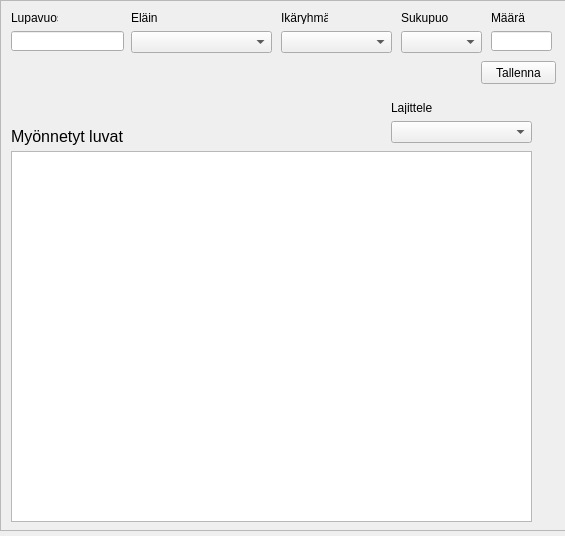
The window that desktopApp/ui/licenseTab.ui (eeroleppalehto/Jahtirekisteri) describes before a commit, drawn with Qt 5.
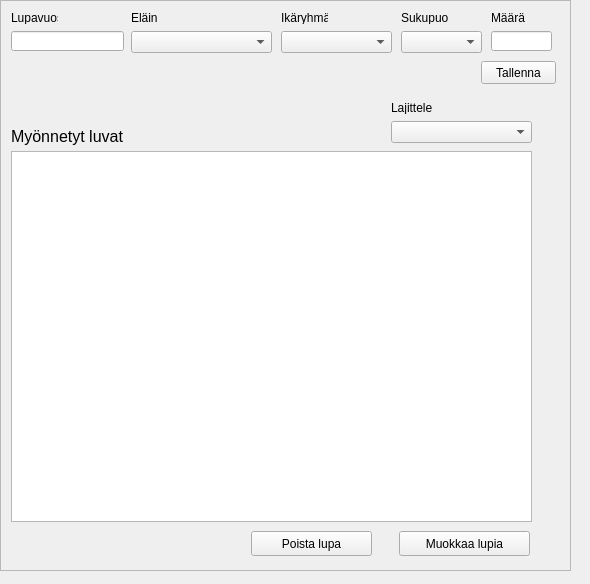
The same window after the commit.

Commit message: Add QPushButtons for edit and remove license modules

The edit to the form file:
```diff
--- a/desktopApp/ui/licenseTab.ui
+++ b/desktopApp/ui/licenseTab.ui
@@ -6,8 +6,8 @@
    <rect>
     <x>0</x>
     <y>0</y>
-    <width>565</width>
-    <height>536</height>
+    <width>590</width>
+    <height>584</height>
    </rect>
   </property>
   <widget class="QScrollArea" name="scrollArea">
@@ -16,7 +16,7 @@
      <x>0</x>
      <y>0</y>
      <width>571</width>
-     <height>531</height>
+     <height>571</height>
     </rect>
    </property>
    <property name="widgetResizable">
@@ -27,8 +27,8 @@
      <rect>
       <x>0</x>
       <y>0</y>
-      <width>567</width>
-      <height>527</height>
+      <width>569</width>
+      <height>569</height>
      </rect>
     </property>
     <widget class="QLineEdit" name="licenseYearLineEdit">
@@ -210,6 +210,32 @@
       </rect>
      </property>
     </widget>
+    <widget class="QPushButton" name="editLicensePushButton">
+     <property name="geometry">
+      <rect>
+       <x>398</x>
+       <y>530</y>
+       <width>131</width>
+       <height>25</height>
+      </rect>
+     </property>
+     <property name="text">
+      <string>Muokkaa lupia</string>
+     </property>
+    </widget>
+    <widget class="QPushButton" name="removeLicensePushButton">
+     <property name="geometry">
+      <rect>
+       <x>250</x>
+       <y>530</y>
+       <width>121</width>
+       <height>25</height>
+      </rect>
+     </property>
+     <property name="text">
+      <string>Poista lupa</string>
+     </property>
+    </widget>
    </widget>
   </widget>
  </widget>
```
